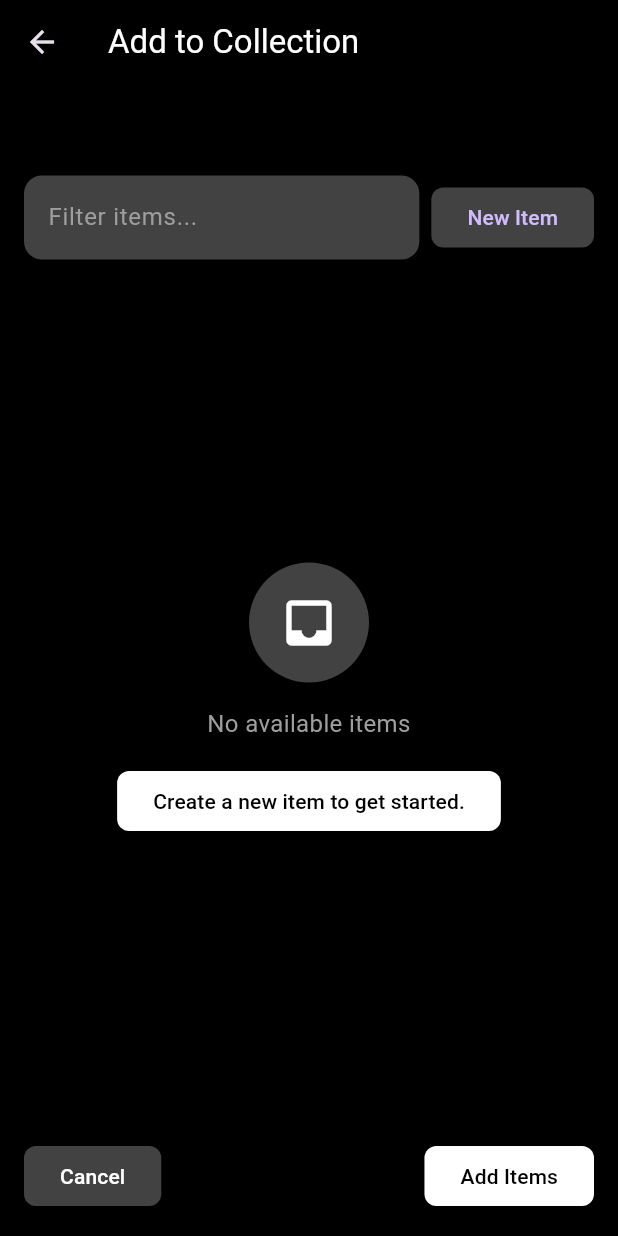
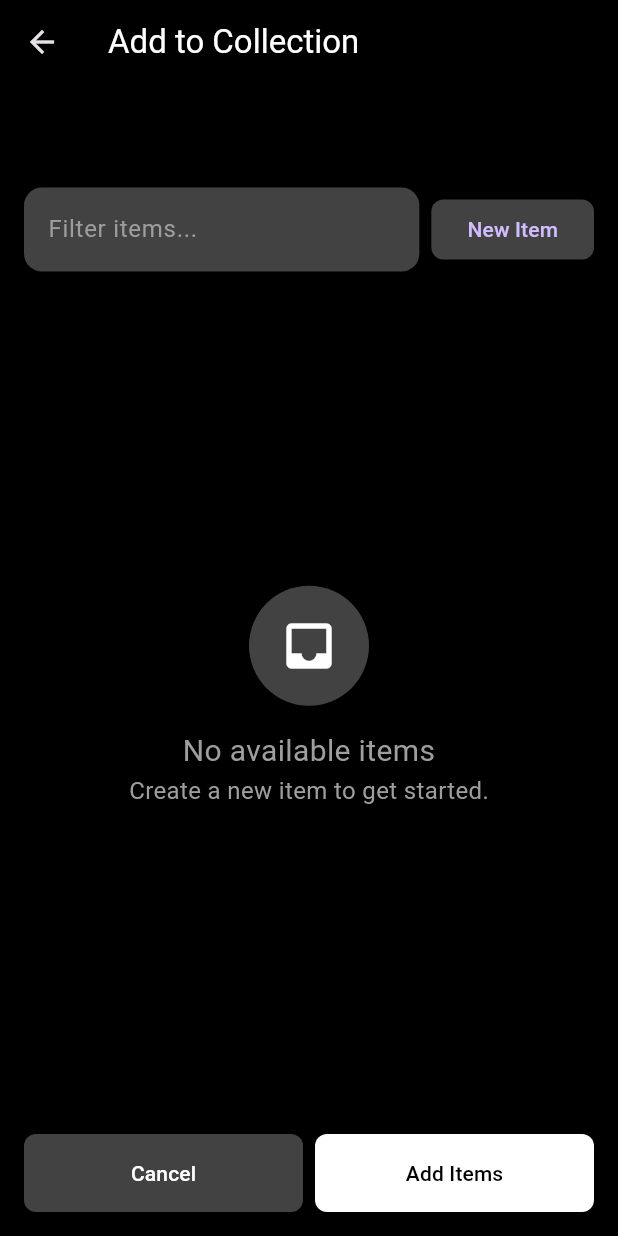
Before and after one commit to Devofure/Accollect, a Flutter app: the AddOrSelectItemScreen screen opened directly with empty values, on a phone screen of 412 x 824 dp. Run offline on Flutter 3.47's test engine with Material 3 defaults, Android fonts, the phone set to English and light mode, and no system bars; our stand-ins replace firebase_auth, firebase_core, go_router; missing offline and left inert: firebase_ui_auth, firebase_ui_oauth_google; accounts and stored records are empty.

```diff
--- a/lib/core/widgets/empty_state.dart
+++ b/lib/core/widgets/empty_state.dart
@@ -1,15 +1,13 @@
 import 'package:flutter/material.dart';
 
 class EmptyStateWidget extends StatelessWidget {
-  final String message;
-  final String? actionMessage;
-  final VoidCallback? onPressed;
+  final String title;
+  final String? description;
 
   const EmptyStateWidget({
     super.key,
-    required this.message,
-    this.actionMessage,
-    this.onPressed,
+    required this.title,
+    this.description,
   });
 
   @override
@@ -29,22 +27,14 @@ class EmptyStateWidget extends StatelessWidget {
           ),
           const SizedBox(height: 16),
           Text(
-            message,
-            style: const TextStyle(color: Colors.grey, fontSize: 16),
+            title,
+            style: const TextStyle(color: Colors.grey, fontSize: 20),
             textAlign: TextAlign.center,
           ),
-          if (actionMessage != null && onPressed != null) ...[
-            const SizedBox(height: 16),
-            ElevatedButton(
-              style: ElevatedButton.styleFrom(
-                backgroundColor: Colors.white,
-                foregroundColor: Colors.black,
-                shape: RoundedRectangleBorder(
-                  borderRadius: BorderRadius.circular(8),
-                ),
-              ),
-              onPressed: onPressed,
-              child: Text(actionMessage!),
+          if (description != null) ...[
+            Text(
+              description!,
+              style: const TextStyle(color: Colors.grey, fontSize: 16),
             ),
           ],
         ],
--- a/lib/features/item/add_or_select_item_screen.dart
+++ b/lib/features/item/add_or_select_item_screen.dart
@@ -1,4 +1,5 @@
 import 'package:accollect/core/data/item_repository.dart';
+import 'package:accollect/core/models/item_ui_model.dart';
 import 'package:accollect/core/widgets/empty_state.dart';
 import 'package:accollect/features/item/add_or_select_item_view_model.dart';
 import 'package:flutter/material.dart';
@@ -40,12 +41,7 @@ class AddOrSelectItemScreen extends StatelessWidget {
               }
 
               if (viewModel.errorMessage != null) {
-                return Center(
-                  child: Text(
-                    viewModel.errorMessage!,
-                    style: const TextStyle(color: Colors.white),
-                  ),
-                );
+                return _buildErrorState(viewModel.errorMessage!);
               }
 
               final availableItemsByCategory =
@@ -53,9 +49,29 @@ class AddOrSelectItemScreen extends StatelessWidget {
 
               return Column(
                 children: [
-                  // Title and Search Bar
-                  Padding(
-                    padding: const EdgeInsets.all(16),
+                  _buildHeader(context, viewModel),
+                  if (availableItemsByCategory.isEmpty)
+                    const Expanded(
+                      child: EmptyStateWidget(
+                        title: 'No available items',
+                        description: 'Create a new item to get started.',
+                      ),
+                    )
+                  else
+                    _buildItemList(availableItemsByCategory, viewModel),
+                  _buildActionButtons(context, viewModel),
+                ],
+              );
+            },
+          ),
+        ),
+      ),
+    );
+  }
+
+  Widget _buildHeader(BuildContext context, ItemViewModel viewModel) {
+    return Padding(
+      padding: const EdgeInsets.symmetric(horizontal: 16, vertical: 8),
       child: Column(
         crossAxisAlignment: CrossAxisAlignment.start,
         children: [
@@ -63,7 +79,7 @@ class AddOrSelectItemScreen extends StatelessWidget {
             collectionName,
             style: const TextStyle(
               color: Colors.white,
-                            fontSize: 20,
+              fontSize: 32,
               fontWeight: FontWeight.bold,
             ),
           ),
@@ -75,8 +91,7 @@ class AddOrSelectItemScreen extends StatelessWidget {
                   style: const TextStyle(color: Colors.white),
                   decoration: InputDecoration(
                     hintText: 'Filter items...',
-                                  hintStyle:
-                                      const TextStyle(color: Colors.grey),
+                    hintStyle: const TextStyle(color: Colors.grey),
                     filled: true,
                     fillColor: Colors.grey[800],
                     border: OutlineInputBorder(
@@ -89,8 +104,8 @@ class AddOrSelectItemScreen extends StatelessWidget {
               ),
               const SizedBox(width: 8),
               ElevatedButton(
-                              onPressed: () => _navigateToAddNewItemScreen(
-                                  context, viewModel),
+                onPressed: () =>
+                    _navigateToAddNewItemScreen(context, viewModel),
                 style: ElevatedButton.styleFrom(
                   backgroundColor: Colors.grey[800],
                   shape: RoundedRectangleBorder(
@@ -103,24 +118,19 @@ class AddOrSelectItemScreen extends StatelessWidget {
           ),
         ],
       ),
-                  ),
+    );
+  }
 
-                  // Available Items List
-                  if (availableItemsByCategory.isEmpty)
-                    Expanded(
-                      child: EmptyStateWidget(
-                        message: 'No available items',
-                        actionMessage: 'Create a new item to get started.',
-                        onPressed: () =>
-                            _navigateToAddNewItemScreen(context, viewModel),
-                      ),
-                    )
-                  else
-                    Expanded(
-                      child: ListView(
-                        children: availableItemsByCategory.entries.map((entry) {
-                          final category = entry.key;
-                          final items = entry.value;
+  Widget _buildItemList(
+    Map<String, List<ItemUIModel>> itemsByCategory,
+    ItemViewModel viewModel,
+  ) {
+    return Expanded(
+      child: ListView.builder(
+        itemCount: itemsByCategory.length,
+        itemBuilder: (context, index) {
+          final category = itemsByCategory.keys.elementAt(index);
+          final items = itemsByCategory[category]!;
 
           return Padding(
             padding: const EdgeInsets.symmetric(vertical: 8),
@@ -128,8 +138,7 @@ class AddOrSelectItemScreen extends StatelessWidget {
               crossAxisAlignment: CrossAxisAlignment.start,
               children: [
                 Padding(
-                                  padding: const EdgeInsets.symmetric(
-                                      horizontal: 16),
+                  padding: const EdgeInsets.symmetric(horizontal: 16),
                   child: Text(
                     category,
                     style: const TextStyle(
@@ -143,61 +152,71 @@ class AddOrSelectItemScreen extends StatelessWidget {
                   return ListTile(
                     title: Text(
                       item.title,
-                                      style:
-                                          const TextStyle(color: Colors.white),
+                      style: const TextStyle(color: Colors.white),
                     ),
                     trailing: Checkbox(
                       value: viewModel.isSelected(item.key),
                       onChanged: (isSelected) {
-                                        viewModel.toggleItemSelection(
-                                            item.key, isSelected!);
+                        viewModel.toggleItemSelection(item.key, isSelected!);
                       },
                     ),
                   );
-                                }).toList(),
+                }),
               ],
             ),
           );
-                        }).toList(),
+        },
       ),
-                    ),
+    );
+  }
 
-                  // Action Buttons
-                  Padding(
+  Widget _buildActionButtons(BuildContext context, ItemViewModel viewModel) {
+    return Padding(
       padding: const EdgeInsets.all(16),
       child: Row(
-                      mainAxisAlignment: MainAxisAlignment.spaceBetween,
         children: [
-                        ElevatedButton(
+          Expanded(
+            child: ElevatedButton(
               style: ElevatedButton.styleFrom(
                 backgroundColor: Colors.grey[800],
                 foregroundColor: Colors.white,
                 shape: RoundedRectangleBorder(
                   borderRadius: BorderRadius.circular(8),
                 ),
+                padding: const EdgeInsets.symmetric(vertical: 16),
               ),
               onPressed: () => Navigator.of(context).pop(),
               child: const Text('Cancel'),
             ),
-                        ElevatedButton(
+          ),
+          const SizedBox(width: 8), // Space between buttons
+          Expanded(
+            child: ElevatedButton(
               style: ElevatedButton.styleFrom(
                 backgroundColor: Colors.white,
                 foregroundColor: Colors.black,
                 shape: RoundedRectangleBorder(
                   borderRadius: BorderRadius.circular(8),
                 ),
+                padding: const EdgeInsets.symmetric(vertical: 16),
               ),
-                          onPressed: () => viewModel.addSelectedItems(),
+              onPressed: () {
+                viewModel.addSelectedItems();
+                Navigator.of(context).pop();
+              },
               child: const Text('Add Items'),
+            ),
           ),
         ],
       ),
-                  ),
-                ],
     );
-            },
-          ),
-        ),
+  }
+
+  Widget _buildErrorState(String errorMessage) {
+    return Center(
+      child: Text(
+        errorMessage,
+        style: const TextStyle(color: Colors.white),
       ),
     );
   }
```
Also changed, not shown: lib/features/collection/collection_screen.dart (+16 -12 lines), lib/features/home/home_screen.dart (+2 -5 lines), pubspec.yaml (+6 -6 lines), pubspec.lock. Lines whose indentation alone changed are shown as unchanged.
